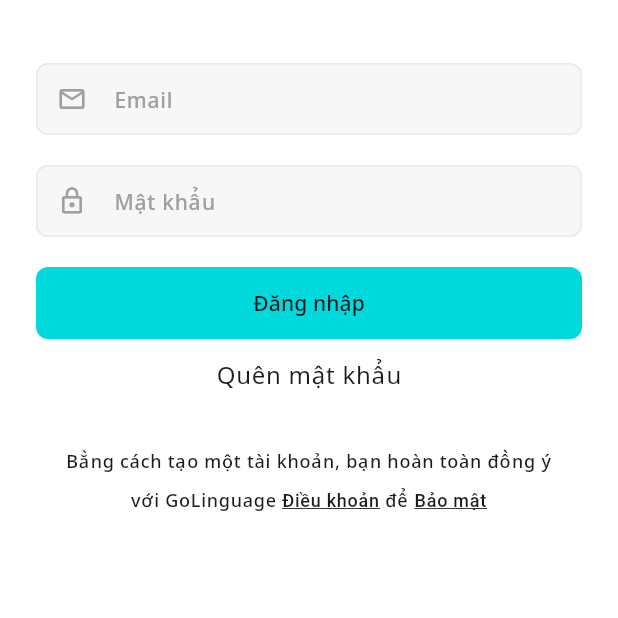
After one commit to viethantrinh/go_linguage_client_app, a Flutter app: the SignInPage screen opened directly, on a phone screen of 412 x 824 dp, the top half of it. The commit adds this screen. Run offline on Flutter 3.47's test engine with Material 3 defaults, Android fonts, the light colour scheme and no system bars; our stand-ins replace google_fonts.

Commit message:
completed UI for sign in page

```diff
--- /dev/null
+++ b/lib/features/auth/presentation/pages/sign_in_page.dart
@@ -0,0 +1,55 @@
+import 'package:flutter/material.dart';
+import 'package:go_linguage/core/theme/app_color.dart';
+import 'package:go_linguage/features/auth/presentation/widgets/auth_button.dart';
+import 'package:go_linguage/features/auth/presentation/widgets/auth_field.dart';
+
+class SignInPage extends StatefulWidget {
+  const SignInPage({super.key});
+
+  @override
+  State<SignInPage> createState() => _SignInPage();
+}
+
+class _SignInPage extends State<SignInPage> {
+  @override
+  Widget build(BuildContext context) {
+    final themeData = Theme.of(context);
+    return Scaffold(
+      body: Padding(
+        padding: const EdgeInsets.symmetric(horizontal: 24),
+        child: Column(
+          children: [
+            const SizedBox(height: 42),
+            AuthField(hintText: 'Email', prefixIcon: Icons.email_outlined),
+            const SizedBox(height: 20),
+            AuthField(hintText: 'Mật khẩu', prefixIcon: Icons.lock_outline),
+            const SizedBox(height: 20),
+            AuthButton(buttonText: 'Đăng nhập'),
+            const SizedBox(height: 12),
+            Text('Quên mật khẩu', style: themeData.textTheme.bodyLarge),
+            const SizedBox(height: 32),
+            RichText(
+              textAlign: TextAlign.center,
+              text: TextSpan(
+                text:
+                    'Bằng cách tạo một tài khoản, bạn hoàn toàn đồng ý \nvới GoLinguage ',
+                style: themeData.textTheme.labelSmall!.copyWith(),
+                children: [
+                  TextSpan(
+                    text: 'Điều khoản',
+                    style: TextStyle(decoration: TextDecoration.underline),
+                  ),
+                  TextSpan(text: ' để '),
+                  TextSpan(
+                    text: 'Bảo mật',
+                    style: TextStyle(decoration: TextDecoration.underline),
+                  ),
+                ],
+              ),
+            ),
+          ],
+        ),
+      ),
+    );
+  }
+}
--- a/lib/features/auth/presentation/widgets/auth_field.dart
+++ b/lib/features/auth/presentation/widgets/auth_field.dart
@@ -18,6 +18,7 @@ class AuthField extends StatelessWidget {
         hintText: hintText,
         prefixIcon: Icon(prefixIcon, color: AppColor.secondary2, size: 20),
       ),
+      onTapOutside: (event) => FocusScope.of(context).unfocus(),
     );
   }
 }
--- a/lib/main.dart
+++ b/lib/main.dart
@@ -1,5 +1,6 @@
 import 'package:flutter/material.dart';
 import 'package:go_linguage/core/theme/app_theme.dart';
+import 'package:go_linguage/features/auth/presentation/pages/sign_in_page.dart';
 import 'package:go_linguage/features/auth/presentation/pages/sign_up_page.dart';
 
 void main() {
```
